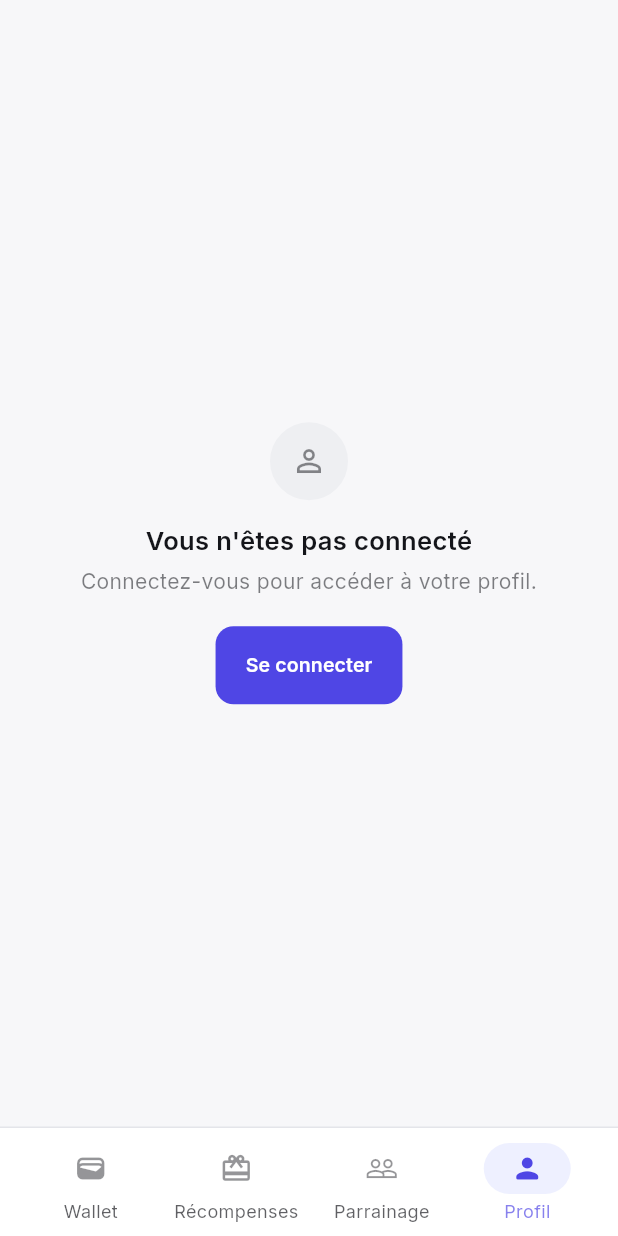
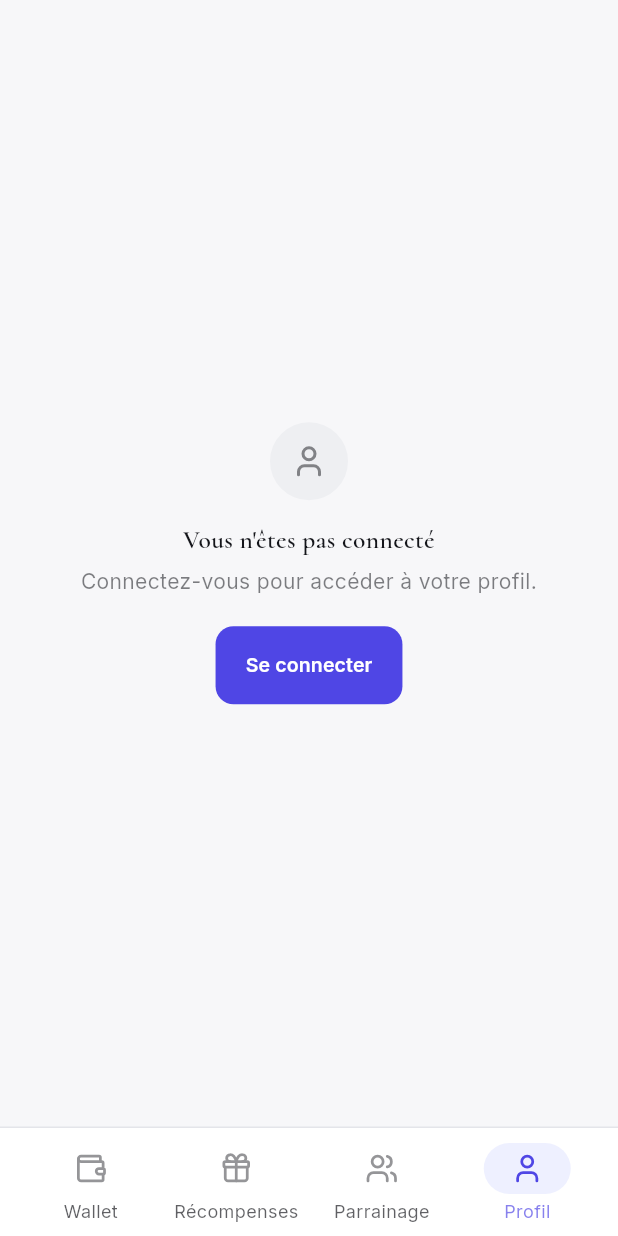
Before and after one commit to medard2004/fidelity_app, a Flutter app: the ProfileScreen screen opened by its route, on a phone screen of 412 x 824 dp. Run offline on Flutter 3.47's test engine with Material 3 defaults, Android fonts, the phone set to English and light mode, and no system bars; our stand-ins replace flutter_riverpod, flutter_svg, go_router, google_fonts, lucide_icons_flutter, share_plus and 1 more; missing offline and left inert: mobile_scanner.

Commit message:
Adopte une typographie serif editoriale (Cormorant) pour les titres et remplace toutes les icones par Lucide, avec le logo Google officiel multicolore
Reprend la direction artistique d'une maquette de reference : Cormorant sur les styles display/titre (Inter conserve pour le corps de texte et les donnees), et la bibliotheque Lucide (line-icons) a la place des Material Icons sur l'ensemble des ecrans, y compris la barre de navigation.

```diff
--- a/lib/core/theme/app_text_styles.dart
+++ b/lib/core/theme/app_text_styles.dart
@@ -2,43 +2,43 @@ import 'package:flutter/material.dart';
 import 'package:google_fonts/google_fonts.dart';
 import 'app_colors.dart';
 
-/// Échelle typographique — une seule famille (Inter) pour toute l'UI,
-/// plus IBM Plex Mono en accent ponctuel pour les données chiffrées
-/// (soldes, identifiants de carte, code OTP).
+/// Échelle typographique — Cormorant (serif éditorial) pour les
+/// titres, Inter pour le reste de l'UI, plus IBM Plex Mono en accent
+/// ponctuel pour les données chiffrées (soldes, identifiants de carte,
+/// code OTP).
 class AppTextStyles {
   AppTextStyles._();
 
-  // --- Display / titres — Inter, poids élevés ---
+  // --- Display / titres — Cormorant, serif éditorial ---
 
   static TextStyle displayXL({Color color = AppColors.ink}) =>
-      GoogleFonts.inter(
+      GoogleFonts.cormorant(
         fontSize: 34,
         fontWeight: FontWeight.w700,
         color: color,
         height: 1.15,
-        letterSpacing: -0.6,
+        letterSpacing: -0.2,
       );
 
   static TextStyle displayLarge({Color color = AppColors.ink}) =>
-      GoogleFonts.inter(
+      GoogleFonts.cormorant(
         fontSize: 26,
         fontWeight: FontWeight.w700,
         color: color,
         height: 1.2,
-        letterSpacing: -0.4,
+        letterSpacing: -0.1,
       );
 
   static TextStyle displayMedium({Color color = AppColors.ink}) =>
-      GoogleFonts.inter(
+      GoogleFonts.cormorant(
         fontSize: 20,
-        fontWeight: FontWeight.w700,
+        fontWeight: FontWeight.w600,
         color: color,
         height: 1.25,
-        letterSpacing: -0.2,
       );
 
   static TextStyle titleMedium({Color color = AppColors.ink}) =>
-      GoogleFonts.inter(
+      GoogleFonts.cormorant(
         fontSize: 17,
         fontWeight: FontWeight.w600,
         color: color,
--- a/lib/core/theme/app_theme.dart
+++ b/lib/core/theme/app_theme.dart
@@ -1,4 +1,5 @@
 import 'package:flutter/material.dart';
+import 'package:flutter/cupertino.dart' show CupertinoPageTransitionsBuilder;
 import 'app_colors.dart';
 import 'app_text_styles.dart';
 import 'app_radius.dart';
--- a/lib/features/auth/auth_screen.dart
+++ b/lib/features/auth/auth_screen.dart
@@ -1,5 +1,6 @@
 import 'package:flutter/material.dart';
 import 'package:flutter_riverpod/flutter_riverpod.dart';
+import 'package:flutter_svg/flutter_svg.dart';
 import 'package:go_router/go_router.dart';
 import 'package:simple_icons/simple_icons.dart';
 import '../../core/theme/app_colors.dart';
@@ -94,7 +95,7 @@ class _AuthScreenState extends ConsumerState<AuthScreen> {
                     AppButton(
                       label: 'Continuer avec Google',
                       variant: AppButtonVariant.outline,
-                      leading: const Icon(SimpleIcons.google, size: 16, color: AppColors.ink),
+                      leading: SvgPicture.asset('assets/icons/google_logo.svg', width: 18, height: 18),
                       onTap: _continueWithGoogle,
                     ),
                     const SizedBox(height: 10),
--- a/lib/features/auth/complete_profile_screen.dart
+++ b/lib/features/auth/complete_profile_screen.dart
@@ -1,6 +1,7 @@
 import 'package:flutter/material.dart';
 import 'package:flutter_riverpod/flutter_riverpod.dart';
 import 'package:go_router/go_router.dart';
+import 'package:lucide_icons_flutter/lucide_icons.dart';
 import '../../core/theme/app_colors.dart';
 import '../../core/theme/app_text_styles.dart';
 import '../../providers/app_providers.dart';
@@ -67,7 +68,7 @@ class _CompleteProfileScreenState extends ConsumerState<CompleteProfileScreen> {
                 padding: const EdgeInsets.symmetric(horizontal: 16, vertical: 14),
                 child: Row(
                   children: [
-                    const Icon(Icons.check_circle_outline, color: Colors.white, size: 20),
+                    const Icon(LucideIcons.circleCheckBig, color: Colors.white, size: 20),
                     const SizedBox(width: 10),
                     Expanded(
                       child: Text(
--- a/lib/features/auth/signup_screen.dart
+++ b/lib/features/auth/signup_screen.dart
@@ -1,5 +1,6 @@
 import 'package:flutter/material.dart';
 import 'package:flutter_riverpod/flutter_riverpod.dart';
+import 'package:flutter_svg/flutter_svg.dart';
 import 'package:go_router/go_router.dart';
 import 'package:simple_icons/simple_icons.dart';
 import '../../core/theme/app_colors.dart';
@@ -140,7 +141,7 @@ class _SignupScreenState extends ConsumerState<SignupScreen> {
                       AppButton(
                         label: 'S\'inscrire avec Google',
                         variant: AppButtonVariant.outline,
-                        leading: const Icon(SimpleIcons.google, size: 16, color: AppColors.ink),
+                        leading: SvgPicture.asset('assets/icons/google_logo.svg', width: 18, height: 18),
                         onTap: _continueWithGoogle,
                       ),
                       const SizedBox(height: 10),
--- a/lib/features/profile/profile_screen.dart
+++ b/lib/features/profile/profile_screen.dart
@@ -2,6 +2,7 @@ import 'package:flutter/material.dart';
 import 'package:flutter/services.dart';
 import 'package:flutter_riverpod/flutter_riverpod.dart';
 import 'package:go_router/go_router.dart';
+import 'package:lucide_icons_flutter/lucide_icons.dart';
 import '../../core/theme/app_colors.dart';
 import '../../core/theme/app_text_styles.dart';
 import '../../core/theme/app_shadows.dart';
@@ -65,7 +66,7 @@ class ProfileScreen extends ConsumerWidget {
         backgroundColor: AppColors.surface,
         body: Center(
           child: EmptyState(
-            icon: Icons.person_outline,
+            icon: LucideIcons.user,
             title: 'Vous n\'êtes pas connecté',
             message: 'Connectez-vous pour accéder à votre profil.',
             action: AppButton(
@@ -119,7 +120,7 @@ class ProfileScreen extends ConsumerWidget {
                               boxShadow: AppShadows.resting,
                             ),
                             child: const Icon(
-                              Icons.notifications_none_rounded,
+                              LucideIcons.bell,
                               color: AppColors.ink,
                               size: 20,
                             ),
@@ -218,7 +219,7 @@ class ProfileScreen extends ConsumerWidget {
                         AppButton(
                           label: 'Modifier le profil',
                           variant: AppButtonVariant.outline,
-                          icon: Icons.edit_outlined,
+                          icon: LucideIcons.pencil,
                           height: 46,
                           onTap: () => _openEditProfileModal(context, ref, user),
                         ),
@@ -286,13 +287,13 @@ class ProfileScreen extends ConsumerWidget {
                         _InfoRow(
                           label: 'Nom complet',
                           value: user.fullName.isNotEmpty ? user.fullName : 'Non renseigné',
-                          icon: Icons.person_outline,
+                          icon: LucideIcons.user,
                         ),
                         const Divider(height: 1, color: AppColors.border),
                         _InfoRow(
                           label: 'Téléphone',
                           value: user.phoneNumber.isNotEmpty ? user.phoneNumber : 'Non renseigné',
-                          icon: Icons.phone_outlined,
+                          icon: LucideIcons.phone,
                         ),
                         const Divider(height: 1, color: AppColors.border),
                         _InfoRow(
@@ -300,7 +301,7 @@ class ProfileScreen extends ConsumerWidget {
                           value: user.birthDate != null
                               ? '${user.birthDate!.day.toString().padLeft(2, '0')}/${user.birthDate!.month.toString().padLeft(2, '0')}/${user.birthDate!.year}'
                               : 'Non renseignée',
-                          icon: Icons.cake_outlined,
+                          icon: LucideIcons.cake,
                         ),
                         const Divider(height: 1, color: AppColors.border),
                         _InfoRow(
@@ -308,7 +309,7 @@ class ProfileScreen extends ConsumerWidget {
                           value: (user.email != null && user.email!.isNotEmpty)
                               ? user.email!
                               : 'Non renseigné',
-                          icon: Icons.email_outlined,
+                          icon: LucideIcons.mail,
                         ),
                       ],
                     ),
@@ -358,7 +359,7 @@ class ProfileScreen extends ConsumerWidget {
                             ),
                             child: Row(
                               children: [
-                                const Icon(Icons.copy_rounded, size: 14, color: Colors.white),
+                                const Icon(LucideIcons.copy, size: 14, color: Colors.white),
                                 const SizedBox(width: 6),
                                 Text('Copier', style: AppTextStyles.label(color: Colors.white)),
                               ],
@@ -390,7 +391,7 @@ class ProfileScreen extends ConsumerWidget {
                     child: AppButton(
                       label: 'Se déconnecter',
                       variant: AppButtonVariant.destructive,
-                      icon: Icons.logout_rounded,
+                      icon: LucideIcons.logOut,
                       fullWidth: false,
                       height: 44,
                       onTap: () => _confirmSignOut(context, ref),
--- a/lib/widgets/components/app_date_picker_field.dart
+++ b/lib/widgets/components/app_date_picker_field.dart
@@ -1,4 +1,5 @@
 import 'package:flutter/material.dart';
+import 'package:lucide_icons_flutter/lucide_icons.dart';
 import '../../core/theme/app_colors.dart';
 import '../../core/theme/app_text_styles.dart';
 import '../../core/theme/app_radius.dart';
@@ -91,7 +92,7 @@ class AppDatePickerField extends StatelessWidget {
                         ),
                       ),
                     ),
-                    const Icon(Icons.calendar_today_outlined,
+                    const Icon(LucideIcons.calendar,
                         size: 16, color: AppColors.primary),
                   ],
                 ),
--- a/lib/widgets/components/status_badge.dart
+++ b/lib/widgets/components/status_badge.dart
@@ -1,4 +1,5 @@
 import 'package:flutter/material.dart';
+import 'package:lucide_icons_flutter/lucide_icons.dart';
 import '../../core/theme/app_colors.dart';
 import '../../core/theme/app_text_styles.dart';
 import '../../core/theme/app_radius.dart';
@@ -99,7 +100,7 @@ class SelectableChip extends StatelessWidget {
               const SizedBox(width: 6),
               GestureDetector(
                 onTap: onDeleted,
-                child: Icon(Icons.close_rounded, size: 14, color: fg),
+                child: Icon(LucideIcons.x, size: 14, color: fg),
               ),
             ],
           ],
--- a/lib/widgets/shared/bottom_nav_bar.dart
+++ b/lib/widgets/shared/bottom_nav_bar.dart
@@ -1,4 +1,5 @@
 import 'package:flutter/material.dart';
+import 'package:lucide_icons_flutter/lucide_icons.dart';
 import '../../core/theme/app_colors.dart';
 import '../../core/theme/app_text_styles.dart';
 import '../../core/theme/app_radius.dart';
@@ -11,11 +12,10 @@ class NavItem {
 }
 
 const _navItems = [
-  NavItem(Icons.wallet_outlined, Icons.wallet_rounded, 'Wallet'),
-  NavItem(
-      Icons.card_giftcard_outlined, Icons.card_giftcard_rounded, 'Récompenses'),
-  NavItem(Icons.people_outline, Icons.people_rounded, 'Parrainage'),
-  NavItem(Icons.person_outline, Icons.person_rounded, 'Profil'),
+  NavItem(LucideIcons.wallet, LucideIcons.wallet, 'Wallet'),
+  NavItem(LucideIcons.gift, LucideIcons.gift, 'Récompenses'),
+  NavItem(LucideIcons.users, LucideIcons.users, 'Parrainage'),
+  NavItem(LucideIcons.user, LucideIcons.user, 'Profil'),
 ];
 
 /// Bottom tab bar — fond blanc, bordure hairline supérieure, indicateur
--- a/lib/widgets/shared/phone_input_with_country_picker.dart
+++ b/lib/widgets/shared/phone_input_with_country_picker.dart
@@ -1,4 +1,5 @@
 import 'package:flutter/material.dart';
+import 'package:lucide_icons_flutter/lucide_icons.dart';
 import '../../core/theme/app_colors.dart';
 import '../../core/theme/app_text_styles.dart';
 
@@ -130,7 +131,7 @@ class PhoneInputWithCountryPickerState
                   selectedCountry.dialCode,
                   style: AppTextStyles.label().copyWith(fontWeight: FontWeight.w600),
                 ),
-                const Icon(Icons.arrow_drop_down, size: 18, color: AppColors.primary),
+                const Icon(LucideIcons.chevronDown, size: 18, color: AppColors.primary),
               ],
             ),
           ),
@@ -202,7 +203,7 @@ class _CountryPickerModalState extends State<_CountryPickerModal> {
                 onChanged: _filter,
                 decoration: const InputDecoration(
                   hintText: 'Rechercher un pays ou un indicatif...',
-                  prefixIcon: Icon(Icons.search_rounded, size: 18),
+                  prefixIcon: Icon(LucideIcons.search, size: 18),
                 ),
               ),
 
--- a/pubspec.yaml
+++ b/pubspec.yaml
@@ -18,6 +18,8 @@ dependencies:
   share_plus: ^13.3.0
   path_provider: ^2.1.6
   mobile_scanner: ^7.4.0
+  lucide_icons_flutter: ^3.1.15
+  flutter_svg: ^2.3.0
 
 dev_dependencies:
   flutter_test:
@@ -26,3 +28,5 @@ dev_dependencies:
 
 flutter:
   uses-material-design: true
+  assets:
+    - assets/icons/
```
Also changed, not shown: lib/features/card_detail/card_detail_screen.dart (+13 -12 lines), lib/features/notifications/notifications_screen.dart (+10 -9 lines), lib/features/onboarding/join_restaurant_screen.dart (+4 -3 lines), lib/features/onboarding/onboarding_screen.dart (+5 -4 lines), lib/features/onboarding/qr_scan_screen.dart (+4 -3 lines), lib/features/referral/referral_screen.dart (+5 -4 lines), lib/features/rewards/rewards_screen.dart (+6 -5 lines), lib/features/wallet/wallet_dashboard_screen.dart (+10 -9 lines), assets/icons/google_logo.svg (added), pubspec.lock.
